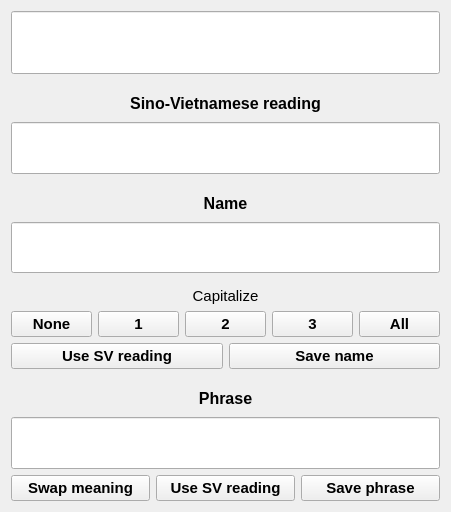
Old version of the form components/dictpopup.ui in the repository masceron/Hanvi.
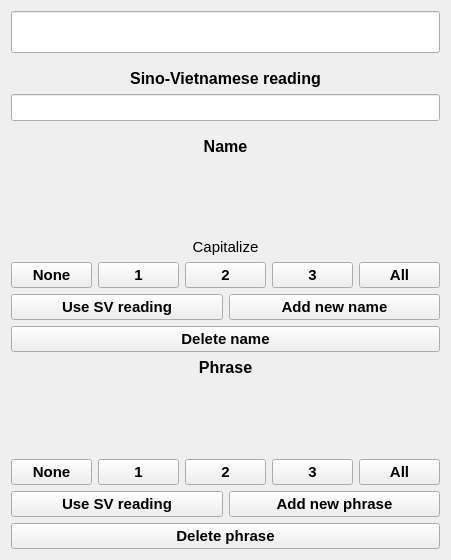
New version of the form. Custom widgets are drawn as their Qt base class.

Patch:
```diff
--- a/components/dictpopup.ui
+++ b/components/dictpopup.ui
@@ -7,25 +7,25 @@
     <x>0</x>
     <y>0</y>
     <width>451</width>
-    <height>512</height>
+    <height>560</height>
    </rect>
   </property>
   <property name="minimumSize">
    <size>
-    <width>451</width>
-    <height>512</height>
+    <width>412</width>
+    <height>560</height>
    </size>
   </property>
   <property name="maximumSize">
    <size>
     <width>451</width>
-    <height>512</height>
+    <height>560</height>
    </size>
   </property>
   <property name="windowTitle">
    <string>DictPopup</string>
   </property>
-  <layout class="QVBoxLayout" name="verticalLayout" stretch="2,3,6,4">
+  <layout class="QVBoxLayout" name="verticalLayout_2" stretch="1,2,3,3,0">
    <item>
     <widget class="QLineEdit" name="original">
      <property name="sizePolicy">
@@ -36,15 +36,14 @@
      </property>
      <property name="font">
       <font>
-       <family>SimSun-ExtG</family>
+       <family>Noto Sans SC</family>
        <pointsize>18</pointsize>
-       <bold>true</bold>
+       <italic>false</italic>
+       <bold>false</bold>
       </font>
      </property>
      <property name="styleSheet">
-      <string notr="true">font-size: 18pt;
-font-weight: bold;
-font-family: &quot;SimSun-ExtG&quot;</string>
+      <string notr="true">font: 18pt &quot;Noto Sans SC&quot;;</string>
      </property>
      <property name="text">
       <string/>
@@ -110,6 +109,9 @@
         <string notr="true">font-size: 12pt;
 font-family: &quot;Tahoma&quot;</string>
        </property>
+       <property name="text">
+        <string/>
+       </property>
        <property name="alignment">
         <set>Qt::AlignmentFlag::AlignCenter</set>
        </property>
@@ -121,7 +123,7 @@
     </layout>
    </item>
    <item>
-    <layout class="QVBoxLayout" name="nm" stretch="1,2,1,1,1">
+    <layout class="QVBoxLayout" name="nm" stretch="1,0,1,1,1,0">
      <property name="topMargin">
       <number>10</number>
      </property>
@@ -150,25 +152,36 @@
       </widget>
      </item>
      <item>
-      <widget class="QLineEdit" name="name">
-       <property name="sizePolicy">
-        <sizepolicy hsizetype="Expanding" vsizetype="Preferred">
-         <horstretch>0</horstretch>
-         <verstretch>0</verstretch>
-        </sizepolicy>
-       </property>
-       <property name="font">
-        <font>
-         <family>Tahoma</family>
-         <pointsize>12</pointsize>
-        </font>
+      <widget class="ChipList" name="list_names">
+       <property name="acceptDrops">
+        <bool>true</bool>
        </property>
        <property name="styleSheet">
-        <string notr="true">font-size: 12pt;
-font-family: &quot;Tahoma&quot;;</string>
+        <string notr="true">background-color: transparent</string>
        </property>
-       <property name="alignment">
-        <set>Qt::AlignmentFlag::AlignCenter</set>
+       <property name="verticalScrollBarPolicy">
+        <enum>Qt::ScrollBarPolicy::ScrollBarAlwaysOff</enum>
+       </property>
+       <property name="horizontalScrollBarPolicy">
+        <enum>Qt::ScrollBarPolicy::ScrollBarAlwaysOff</enum>
+       </property>
+       <property name="dragEnabled">
+        <bool>true</bool>
+       </property>
+       <property name="dragDropMode">
+        <enum>QAbstractItemView::DragDropMode::InternalMove</enum>
+       </property>
+       <property name="movement">
+        <enum>QListView::Movement::Snap</enum>
+       </property>
+       <property name="flow">
+        <enum>QListView::Flow::LeftToRight</enum>
+       </property>
+       <property name="spacing">
+        <number>5</number>
+       </property>
+       <property name="supportedDragActions">
+        <set>Qt::DropAction::MoveAction</set>
        </property>
       </widget>
      </item>
@@ -334,6 +347,13 @@
            <bold>true</bold>
           </font>
          </property>
+         <property name="focusPolicy">
+          <enum>Qt::FocusPolicy::NoFocus</enum>
+         </property>
+         <property name="styleSheet">
+          <string notr="true">font-size: 11pt;
+font-weight: bold;</string>
+         </property>
          <property name="text">
           <string>Use SV reading</string>
          </property>
@@ -343,39 +363,39 @@
         </widget>
        </item>
        <item>
-        <widget class="QPushButton" name="save_name">
-         <property name="sizePolicy">
-          <sizepolicy hsizetype="Minimum" vsizetype="Minimum">
-           <horstretch>0</horstretch>
-           <verstretch>0</verstretch>
-          </sizepolicy>
+        <widget class="QPushButton" name="add_name">
+         <property name="focusPolicy">
+          <enum>Qt::FocusPolicy::NoFocus</enum>
          </property>
-         <property name="font">
-          <font>
-           <pointsize>11</pointsize>
-           <bold>true</bold>
-          </font>
+         <property name="styleSheet">
+          <string notr="true">font-size: 11pt;
+font-weight: bold;</string>
          </property>
          <property name="text">
-          <string>Save name</string>
-         </property>
-         <property name="autoDefault">
-          <bool>false</bool>
+          <string>Add new name</string>
          </property>
         </widget>
        </item>
       </layout>
      </item>
+     <item>
+      <widget class="QPushButton" name="delete_node_name">
+       <property name="styleSheet">
+        <string notr="true">font-size: 11pt;
+font-weight: bold;</string>
+       </property>
+       <property name="text">
+        <string>Delete name</string>
+       </property>
+       <property name="autoDefault">
+        <bool>false</bool>
+       </property>
+      </widget>
+     </item>
     </layout>
    </item>
    <item>
-    <layout class="QVBoxLayout" name="ph" stretch="1,2,1">
-     <property name="topMargin">
-      <number>10</number>
-     </property>
-     <property name="bottomMargin">
-      <number>0</number>
-     </property>
+    <layout class="QVBoxLayout" name="verticalLayout">
      <item>
       <widget class="QLabel" name="label_3">
        <property name="font">
@@ -393,30 +413,38 @@
       </widget>
      </item>
      <item>
-      <widget class="QLineEdit" name="phrase">
-       <property name="sizePolicy">
-        <sizepolicy hsizetype="Expanding" vsizetype="Preferred">
-         <horstretch>0</horstretch>
-         <verstretch>0</verstretch>
-        </sizepolicy>
-       </property>
-       <property name="font">
-        <font>
-         <family>Tahoma</family>
-         <pointsize>12</pointsize>
-        </font>
+      <widget class="ChipList" name="list_phrases">
+       <property name="acceptDrops">
+        <bool>true</bool>
        </property>
        <property name="styleSheet">
-        <string notr="true">font-size: 12pt;
-font-family: &quot;Tahoma&quot;;</string>
+        <string notr="true">background-color: transparent</string>
        </property>
-       <property name="alignment">
-        <set>Qt::AlignmentFlag::AlignCenter</set>
+       <property name="verticalScrollBarPolicy">
+        <enum>Qt::ScrollBarPolicy::ScrollBarAlwaysOff</enum>
+       </property>
+       <property name="horizontalScrollBarPolicy">
+        <enum>Qt::ScrollBarPolicy::ScrollBarAlwaysOff</enum>
+       </property>
+       <property name="dragEnabled">
+        <bool>true</bool>
+       </property>
+       <property name="movement">
+        <enum>QListView::Movement::Snap</enum>
+       </property>
+       <property name="flow">
+        <enum>QListView::Flow::LeftToRight</enum>
+       </property>
+       <property name="spacing">
+        <number>5</number>
+       </property>
+       <property name="supportedDragActions">
+        <set>Qt::DropAction::MoveAction</set>
        </property>
       </widget>
      </item>
      <item>
-      <layout class="QHBoxLayout" name="horizontalLayout_2">
+      <layout class="QHBoxLayout" name="horizontalLayout_5">
        <item>
         <widget class="QPushButton" name="swap_meaning">
          <property name="sizePolicy">
@@ -431,8 +459,15 @@
            <bold>true</bold>
           </font>
          </property>
+         <property name="focusPolicy">
+          <enum>Qt::FocusPolicy::NoFocus</enum>
+         </property>
+         <property name="styleSheet">
+          <string notr="true">font-size: 11pt;
+font-weight: bold;</string>
+         </property>
          <property name="text">
-          <string>Swap meaning</string>
+          <string>None</string>
          </property>
          <property name="autoDefault">
           <bool>false</bool>
@@ -443,31 +478,117 @@
         <widget class="QPushButton" name="use_sv_phrase">
          <property name="font">
           <font>
+           <family>Segoe UI</family>
            <pointsize>11</pointsize>
+           <italic>false</italic>
            <bold>true</bold>
           </font>
+         </property>
+         <property name="focusPolicy">
+          <enum>Qt::FocusPolicy::NoFocus</enum>
+         </property>
+         <property name="styleSheet">
+          <string notr="true">font: 700 11pt &quot;Segoe UI&quot;;</string>
+         </property>
+         <property name="text">
+          <string>1</string>
+         </property>
+         <property name="autoDefault">
+          <bool>false</bool>
+         </property>
+        </widget>
+       </item>
+       <item>
+        <widget class="QPushButton" name="cap_2_phrase">
+         <property name="font">
+          <font>
+           <family>Segoe UI</family>
+           <pointsize>11</pointsize>
+           <italic>false</italic>
+           <bold>true</bold>
+          </font>
+         </property>
+         <property name="focusPolicy">
+          <enum>Qt::FocusPolicy::NoFocus</enum>
+         </property>
+         <property name="styleSheet">
+          <string notr="true">font: 700 11pt &quot;Segoe UI&quot;;</string>
+         </property>
+         <property name="text">
+          <string>2</string>
+         </property>
+         <property name="autoDefault">
+          <bool>false</bool>
+         </property>
+        </widget>
+       </item>
+       <item>
+        <widget class="QPushButton" name="cap_3_phrase">
+         <property name="font">
+          <font>
+           <pointsize>11</pointsize>
+           <bold>true</bold>
+          </font>
+         </property>
+         <property name="focusPolicy">
+          <enum>Qt::FocusPolicy::NoFocus</enum>
+         </property>
+         <property name="text">
+          <string>3</string>
+         </property>
+         <property name="autoDefault">
+          <bool>false</bool>
+         </property>
+        </widget>
+       </item>
+       <item>
+        <widget class="QPushButton" name="cap_all_phrase">
+         <property name="font">
+          <font>
+           <pointsize>11</pointsize>
+           <bold>true</bold>
+          </font>
+         </property>
+         <property name="focusPolicy">
+          <enum>Qt::FocusPolicy::NoFocus</enum>
+         </property>
+         <property name="text">
+          <string>All</string>
+         </property>
+         <property name="autoDefault">
+          <bool>false</bool>
+         </property>
+        </widget>
+       </item>
+      </layout>
+     </item>
+     <item>
+      <layout class="QHBoxLayout" name="horizontalLayout_4">
+       <item>
+        <widget class="QPushButton" name="use_sv_reading_phrase">
+         <property name="focusPolicy">
+          <enum>Qt::FocusPolicy::NoFocus</enum>
+         </property>
+         <property name="styleSheet">
+          <string notr="true">font-size: 11pt;
+font-weight: bold;</string>
          </property>
          <property name="text">
           <string>Use SV reading</string>
          </property>
-         <property name="autoDefault">
-          <bool>false</bool>
-         </property>
         </widget>
        </item>
        <item>
-        <widget class="QPushButton" name="save_phrase">
-         <property name="font">
-          <font>
-           <pointsize>11</pointsize>
-           <bold>true</bold>
-          </font>
+        <widget class="QPushButton" name="add_phrase">
+         <property name="focusPolicy">
+          <enum>Qt::FocusPolicy::NoFocus</enum>
+         </property>
+         <property name="styleSheet">
+          <string notr="true">font-size: 11pt;
+font-weight: bold;</string>
          </property>
          <property name="text">
-          <string>Save phrase</string>
-         </property>
-         <property name="autoDefault">
-          <bool>false</bool>
+          <string>Add new phrase</string>
          </property>
         </widget>
        </item>
@@ -475,8 +596,29 @@
      </item>
     </layout>
    </item>
+   <item>
+    <widget class="QPushButton" name="delete_node_phrase">
+     <property name="styleSheet">
+      <string notr="true">font-size: 11pt;
+font-weight: bold;</string>
+     </property>
+     <property name="text">
+      <string>Delete phrase</string>
+     </property>
+     <property name="autoDefault">
+      <bool>false</bool>
+     </property>
+    </widget>
+   </item>
   </layout>
  </widget>
+ <customwidgets>
+  <customwidget>
+   <class>ChipList</class>
+   <extends>QListWidget</extends>
+   <header>chiplist.h</header>
+  </customwidget>
+ </customwidgets>
  <resources/>
  <connections/>
 </ui>
```
Left out of the diff: 31 changed lines with no effect on the pictures.
